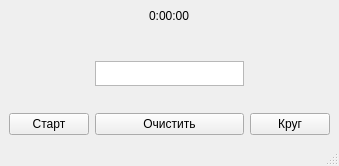
Before: the Qt Designer form mainwindow.ui in PowerOleg/Qt4Signals, drawn with Qt 5.
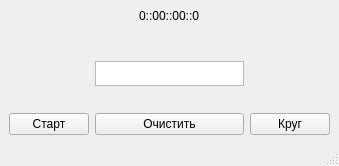
After: the same form once the commit is applied.

The edit to the form file:
```diff
--- a/mainwindow.ui
+++ b/mainwindow.ui
@@ -25,7 +25,7 @@
     <item row="0" column="1" alignment="Qt::AlignHCenter|Qt::AlignTop">
      <widget class="QLabel" name="lb_time">
       <property name="text">
-       <string>0:00:00</string>
+       <string>0::00::00::0</string>
       </property>
      </widget>
     </item>
```
